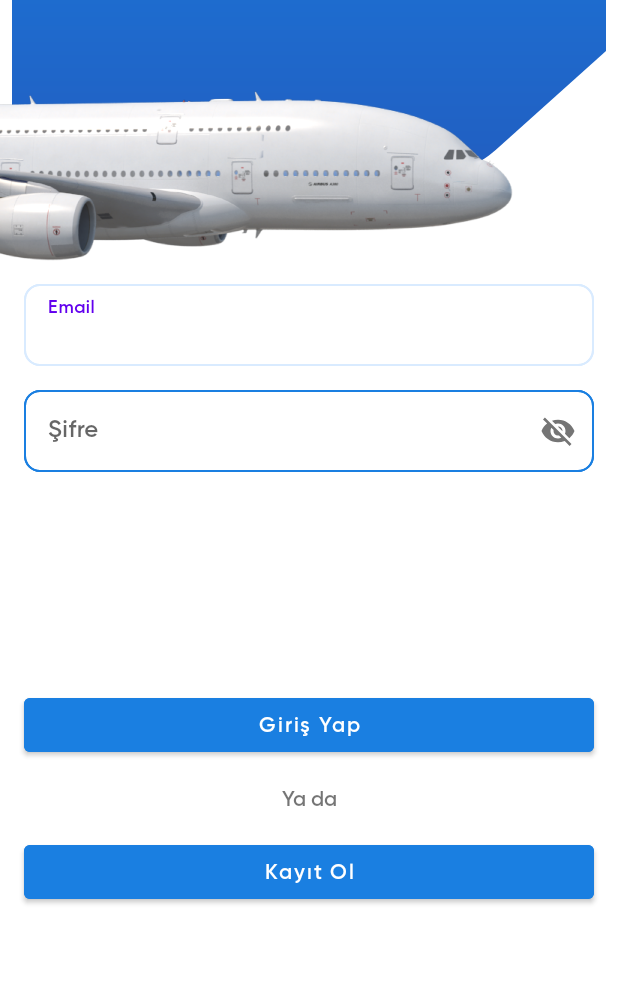
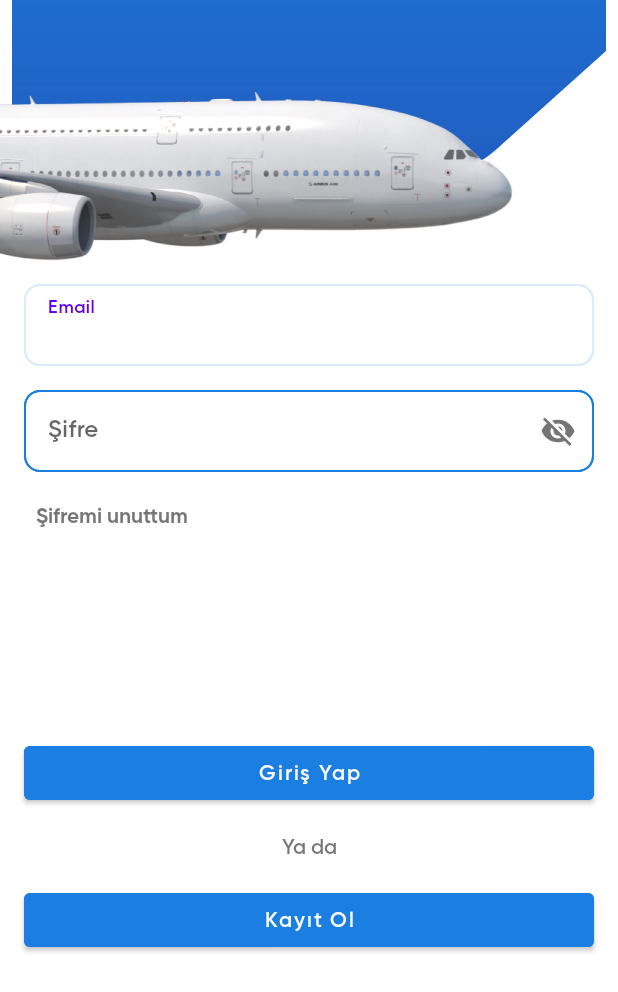
Before and after one commit to vindicta43/FlightappDemo, an Android app: the LoginPage screen opened directly, with no data from a screen before it, on a phone screen of 412 x 824 dp, the part 244-1236 px from its top. Run offline under Robolectric (Android 15) with nearby library versions, the phone set to English and light mode, and no system bars; our stand-ins replace Firebase (no records; nobody signed in at launch, a user with empty details on screens opened directly).

Commit message:
Login page reset password button added

```diff
--- a/app/src/main/java/com/example/flightappdemo/mainpages/ProfileFragment.kt
+++ b/app/src/main/java/com/example/flightappdemo/mainpages/ProfileFragment.kt
@@ -104,7 +104,6 @@ class ProfileFragment : Fragment() {
                 )
             }
         }
-
         return view
     }
 
--- a/app/src/main/res/layout/activity_login_page.xml
+++ b/app/src/main/res/layout/activity_login_page.xml
@@ -44,26 +44,26 @@
         android:layout_width="match_parent"
         android:layout_height="wrap_content"
         android:layout_marginHorizontal="16dp"
+        android:layout_marginVertical="72dp"
         android:background="@drawable/custom_edit_text"
         android:hint="Email"
         android:padding="0dp"
         app:boxStrokeWidth="0dp"
         app:boxStrokeWidthFocused="0dp"
-        android:layout_marginVertical="72dp"
         app:layout_constraintBottom_toTopOf="@+id/loginPassLayout"
+        app:layout_constraintEnd_toEndOf="parent"
+        app:layout_constraintStart_toStartOf="parent"
         app:layout_constraintTop_toBottomOf="@+id/imageView2"
-        app:layout_constraintStart_toStartOf="parent"
-        app:layout_constraintEnd_toEndOf="parent"
         tools:layout_editor_absoluteX="16dp">
 
         <com.google.android.material.textfield.TextInputEditText
             android:id="@+id/etLoginMail"
             android:layout_width="match_parent"
             android:layout_height="match_parent"
+            android:background="@drawable/custom_edit_text"
+            android:ems="10"
             android:fontFamily="@font/gilroy_semibold"
-            android:inputType="textEmailAddress"
-            android:background="@drawable/custom_edit_text"
-            android:ems="10"/>
+            android:inputType="textEmailAddress" />
 
     </com.google.android.material.textfield.TextInputLayout>
 
@@ -72,69 +72,85 @@
         android:layout_width="match_parent"
         android:layout_height="wrap_content"
         android:layout_marginHorizontal="16dp"
+        android:layout_marginVertical="16dp"
         android:background="@drawable/custom_edit_text"
         android:hint="Şifre"
         android:padding="0dp"
         app:boxStrokeWidth="0dp"
         app:boxStrokeWidthFocused="0dp"
-        android:layout_marginVertical="16dp"
+        app:layout_constraintEnd_toEndOf="parent"
+        app:layout_constraintStart_toStartOf="parent"
         app:layout_constraintTop_toBottomOf="@id/loginMailLayout"
-        app:layout_constraintStart_toStartOf="parent"
-        app:layout_constraintEnd_toEndOf="parent"
+        app:passwordToggleDrawable="@drawable/custom_password_eye"
         app:passwordToggleEnabled="true"
-        app:passwordToggleDrawable="@drawable/custom_password_eye"
         tools:layout_editor_absoluteX="16dp">
 
         <com.google.android.material.textfield.TextInputEditText
             android:id="@+id/etLoginPasswd"
             android:layout_width="match_parent"
             android:layout_height="match_parent"
+            android:background="@drawable/custom_edit_text"
+            android:ems="10"
             android:fontFamily="@font/gilroy_semibold"
-            android:inputType="textPassword"
-            android:background="@drawable/custom_edit_text"
-            android:ems="10"/>
+            android:inputType="textPassword" />
 
 
     </com.google.android.material.textfield.TextInputLayout>
+
+    <TextView
+        android:id="@+id/tvForgotPasswd"
+        android:layout_width="match_parent"
+        android:layout_height="wrap_content"
+        android:layout_marginHorizontal="16dp"
+        android:layout_marginVertical="12dp"
+        android:padding="8dp"
+        android:fontFamily="@font/gilroy_bold"
+        android:text="Şifremi unuttum"
+        android:textStyle="bold"
+        app:layout_constraintStart_toStartOf="parent"
+        app:layout_constraintEnd_toEndOf="parent"
+        app:layout_constraintTop_toBottomOf="@id/loginPassLayout"/>
 
     <Button
         android:id="@+id/btnLogin"
         android:layout_width="match_parent"
         android:layout_height="wrap_content"
         android:layout_marginHorizontal="16dp"
+        android:layout_marginVertical="16dp"
         android:backgroundTint="@color/base_blue"
         android:fontFamily="@font/gilroy_semibold"
         android:text="Giriş Yap"
         android:textAllCaps="false"
         app:layout_constraintBottom_toTopOf="@id/textView3"
+        app:layout_constraintEnd_toEndOf="parent"
         app:layout_constraintStart_toStartOf="parent"
-        app:layout_constraintEnd_toEndOf="parent"
-        tools:layout_editor_absoluteX="16dp"
-        android:layout_marginVertical="16dp"/>
+        tools:layout_editor_absoluteX="16dp" />
 
     <TextView
         android:id="@+id/textView3"
         android:layout_width="match_parent"
         android:layout_height="wrap_content"
         android:layout_marginHorizontal="16dp"
+        android:layout_marginVertical="16dp"
         android:fontFamily="@font/gilroy_semibold"
         android:text="Ya da"
         android:textAlignment="center"
         app:layout_constraintBottom_toTopOf="@id/btnRegister"
-        tools:layout_editor_absoluteX="16dp"
-        android:layout_marginVertical="16dp"/>
+        app:layout_constraintEnd_toEndOf="parent"
+        app:layout_constraintStart_toStartOf="parent" />
 
     <Button
         android:id="@+id/btnRegister"
         android:layout_width="match_parent"
         android:layout_height="wrap_content"
         android:layout_marginHorizontal="16dp"
+        android:layout_marginVertical="24dp"
         android:backgroundTint="@color/base_blue"
         android:fontFamily="@font/gilroy_semibold"
         android:text="Kayıt Ol"
         android:textAllCaps="false"
         app:layout_constraintBottom_toBottomOf="parent"
-        tools:layout_editor_absoluteX="16dp"
-        android:layout_marginVertical="56dp"/>
+        app:layout_constraintEnd_toEndOf="parent"
+        app:layout_constraintStart_toStartOf="parent" />
 
 </androidx.constraintlayout.widget.ConstraintLayout>
```
Also changed, not shown: app/src/main/java/com/example/flightappdemo/LoginPage.kt (+32 -0 lines).
